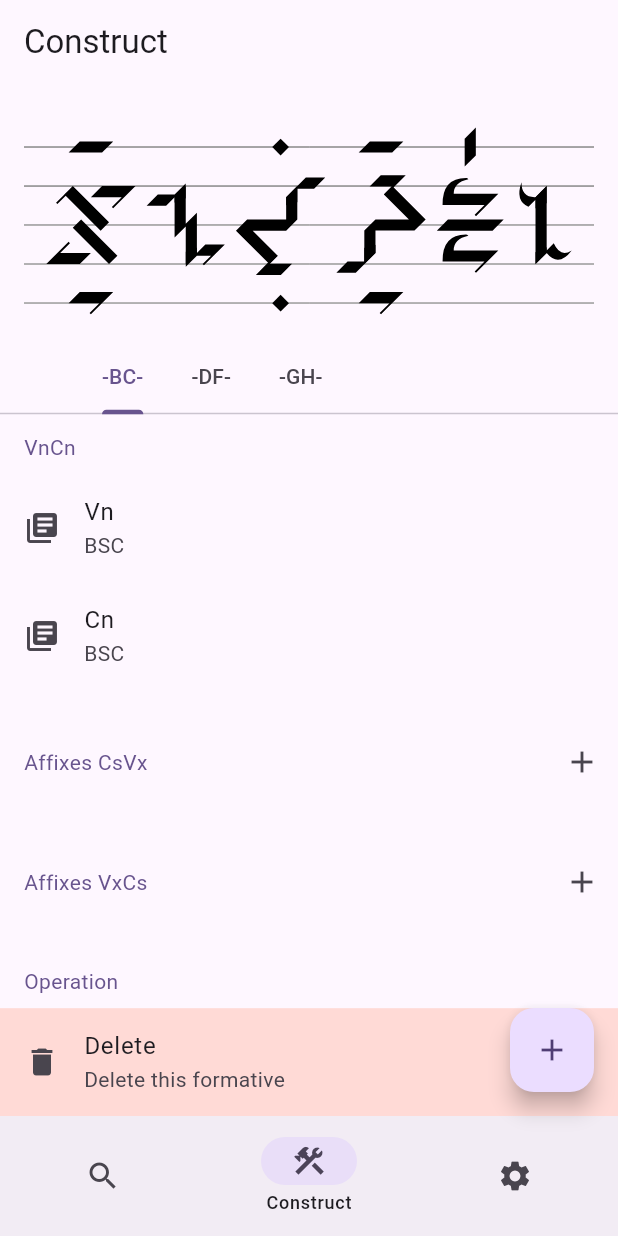
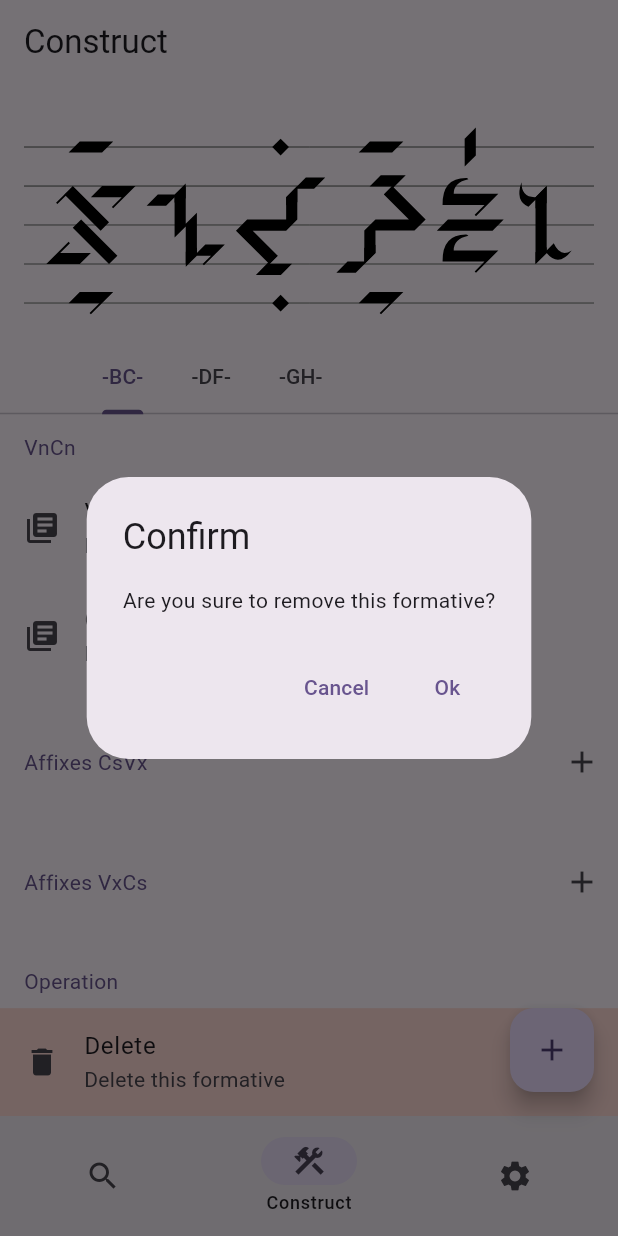
Before and after one commit to yuorb/enthrirhc, a Flutter app: the screen it shows after launch, item 2 of the bottom bar chosen, scrolled down 1340 dp, after a tap on "Delete", on a phone screen of 412 x 824 dp. Run offline on Flutter 3.47's test engine with Material 3 defaults, Android fonts, the phone set to English and light mode, and no system bars; our stand-ins replace drift, file_picker, flutter_markdown, flutter_svg, package_info_plus, shared_preferences and 1 more; missing offline and left inert: prompt_dialog, sqlite3; accounts and stored records are empty; generated files the repository leaves out were written again.

Commit message:
Support delete formative

```diff
--- a/lib/pages/construct.dart
+++ b/lib/pages/construct.dart
@@ -44,7 +44,8 @@ class _ConstructPageState extends State<ConstructPage> with TickerProviderStateM
   Widget build(BuildContext context) {
     return DefaultTabController(
       length: context.watch<ConstructPageRoots>().roots.length,
-      child: Column(
+      child: Builder(
+        builder: (context) => Column(
           children: [
             AppBar(title: const Text("Construct")),
             const SizedBox(height: 16),
@@ -250,7 +251,29 @@ class _ConstructPageState extends State<ConstructPage> with TickerProviderStateM
                       leading: const Icon(Icons.delete),
                       title: const Text("Delete"),
                       subtitle: const Text("Delete this formative"),
-                    onTap: () {},
+                      onTap: () {
+                        showDialog(
+                          context: context,
+                          builder: (BuildContext dialogContext) => AlertDialog(
+                            title: const Text("Confirm"),
+                            content: const Text("Are you sure to remove this formative?"),
+                            actions: [
+                              TextButton(
+                                onPressed: () => Navigator.pop(dialogContext),
+                                child: const Text("Cancel"),
+                              ),
+                              TextButton(
+                                onPressed: () async {
+                                  Navigator.pop(dialogContext);
+                                  final index = DefaultTabController.of(context).index;
+                                  context.read<ConstructPageRoots>().removeAt(index);
+                                },
+                                child: const Text("Ok"),
+                              ),
+                            ],
+                          ),
+                        );
+                      },
                       tileColor: Theme.of(context).colorScheme.errorContainer,
                     ),
                   ]);
@@ -259,6 +282,7 @@ class _ConstructPageState extends State<ConstructPage> with TickerProviderStateM
             ),
           ],
         ),
+      ),
     );
   }
 }
```
Lines whose indentation alone changed are shown as unchanged.
